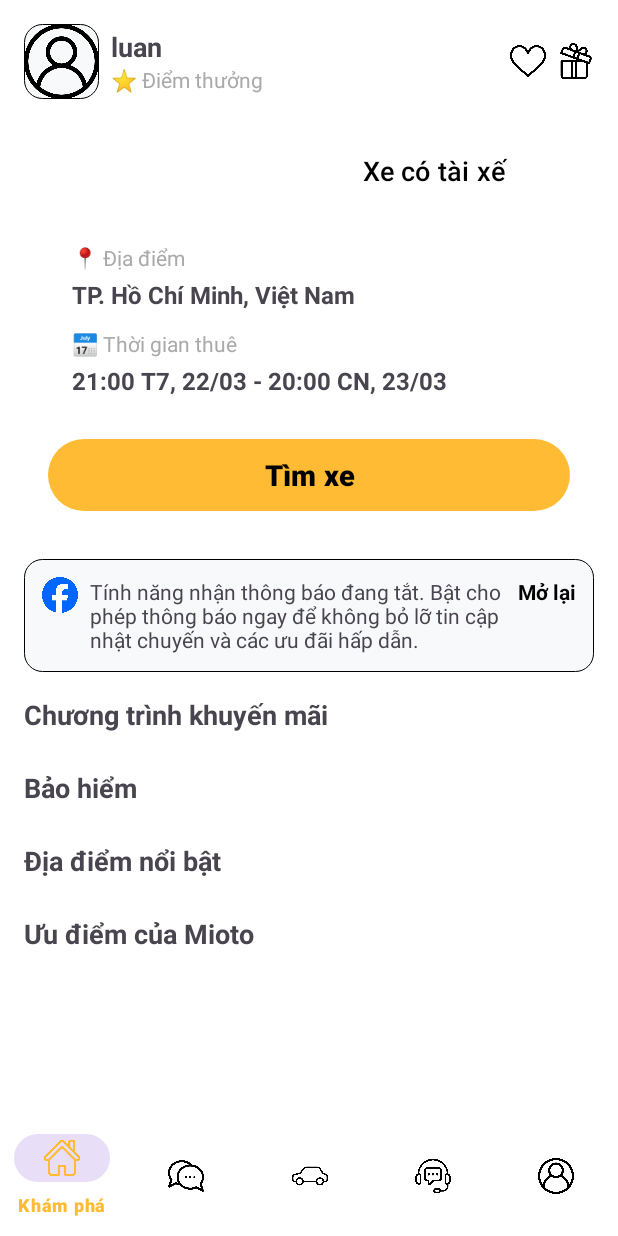
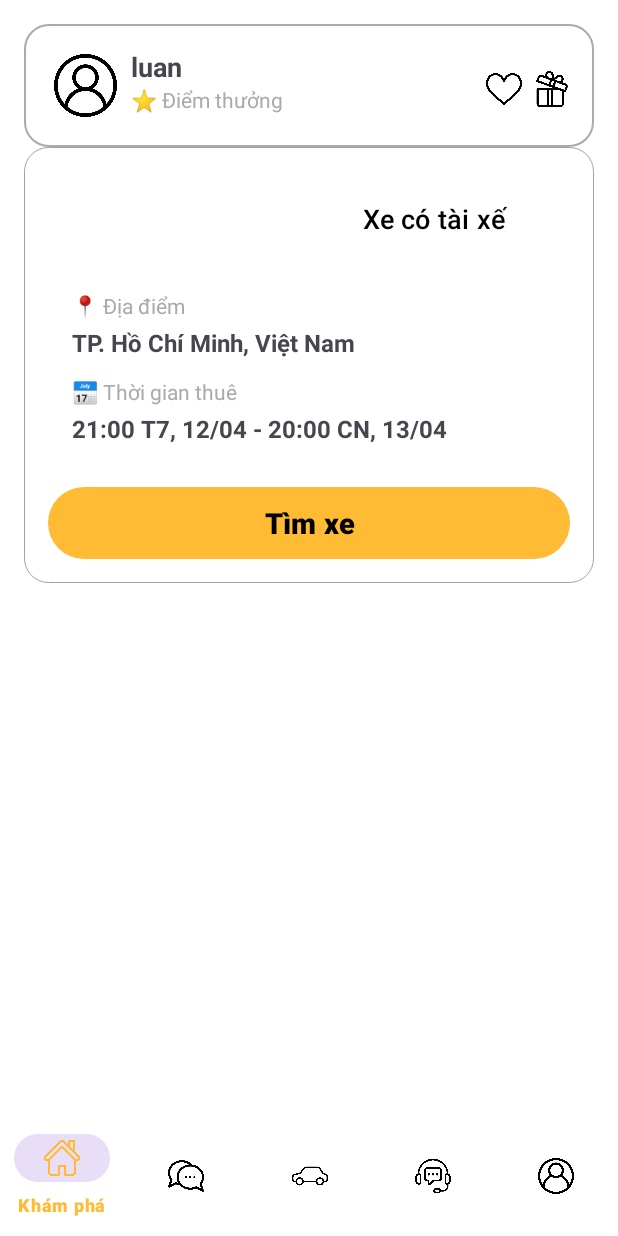
Before and after one commit to hmman444/ThueXeOto, an Android app: the HomeFragment screen opened directly, with no data from a screen before it, on a phone screen of 412 x 824 dp. Run offline under Robolectric (Android 15) with nearby library versions, the phone set to English and light mode, and no system bars.

Commit message:
update activity_booking ui

```diff
--- a/LTDD/app/build.gradle.kts
+++ b/LTDD/app/build.gradle.kts
@@ -34,6 +34,9 @@ android {
 dependencies {
     implementation("com.github.bumptech.glide:glide:4.12.0")
     annotationProcessor("com.github.bumptech.glide:compiler:4.12.0")
+    implementation("com.squareup.retrofit2:retrofit:2.9.0")
+    implementation("com.squareup.retrofit2:converter-gson:2.9.0")
+    implementation("com.squareup.okhttp3:logging-interceptor:4.9.0")
     implementation(libs.appcompat)
     implementation(libs.material)
     implementation(libs.activity)
--- a/LTDD/app/src/main/AndroidManifest.xml
+++ b/LTDD/app/src/main/AndroidManifest.xml
@@ -27,6 +27,7 @@
             </intent-filter>
         </activity>
         <activity android:name=".ui.LoginActivity"/>
+        <activity android:name=".ui.BookingActivity"/>
         <activity android:name=".ui.HomeActivity"/>
         <activity android:name=".ui.CarListActivity"/>
         <activity android:name=".ui.CarDetailActivity"/>
--- /dev/null
+++ b/LTDD/app/src/main/res/drawable/rounded_background.xml
@@ -0,0 +1,13 @@
+<?xml version="1.0" encoding="utf-8"?>
+<shape xmlns:android="http://schemas.android.com/apk/res/android"
+    xmlns:app="http://schemas.android.com/apk/res-auto">
+    <!-- Màu nền của background -->
+    <solid android:color="@android:color/white"
+        />
+
+    <!-- Bo góc -->
+    <corners android:radius="16dp"/>
+
+    <!-- Viền cho background -->
+    <stroke android:color="@android:color/darker_gray" android:width="1dp"/>
+</shape>
--- a/LTDD/app/src/main/res/drawable/rounded_container.xml
+++ b/LTDD/app/src/main/res/drawable/rounded_container.xml
@@ -1,18 +1,10 @@
-<?xml version="1.0" encoding="utf-8"?>
-<selector xmlns:android="http://schemas.android.com/apk/res/android">
-    <shape xmlns:android="http://schemas.android.com/apk/res/android"
-        android:shape="rectangle">
+<shape xmlns:android="http://schemas.android.com/apk/res/android">
+    <!-- Màu nền của background -->
+    <solid android:color="@android:color/white"/>
 
-        <!-- Màu nền của khung -->
-        <stroke
-            android:width="3dp"
-            android:color="@color/black"
-            />
-        <!-- Bo tròn 4 góc -->
-        <corners android:radius="20dp" />
+    <!-- Bo góc -->
+    <corners android:radius="16dp"/>
 
-        <!-- Đổ bóng (nếu có thể) -->
-        <padding android:left="4dp" android:right="4dp" android:top="4dp" android:bottom="4dp"/>
-    </shape>
-
-</selector>
+    <!-- Viền cho background -->
+    <stroke android:color="#A2A2A2" android:width="0.5dp"/> <!-- Đổi màu viền sang màu xám nhạt -->
+</shape>
--- a/LTDD/app/src/main/res/layout/activity_booking.xml
+++ b/LTDD/app/src/main/res/layout/activity_booking.xml
@@ -172,7 +172,6 @@
 
             <!--asset -->
             <include layout="@layout/item_collateral" />
-            <include layout="@layout/item_divider" />
 
         </LinearLayout>
 
--- a/LTDD/app/src/main/res/layout/activity_register.xml
+++ b/LTDD/app/src/main/res/layout/activity_register.xml
@@ -41,7 +41,7 @@
         android:id="@+id/tv_email"
         android:layout_width="wrap_content"
         android:layout_height="wrap_content"
-        android:text="Số điện thoại"
+        android:text="Email"
         android:textColor="@android:color/black"
         app:layout_constraintStart_toStartOf="parent"
         app:layout_constraintTop_toBottomOf="@id/tv_title"
@@ -53,7 +53,7 @@
         android:layout_width="0dp"
         android:layout_height="48dp"
         android:background="@drawable/bg_edittext"
-        android:hint="Nhập số điện thoại"
+        android:hint="Nhập email"
         android:paddingStart="12dp"
         android:textSize="16sp"
         android:inputType="textEmailAddress"
--- a/LTDD/app/src/main/res/layout/fragment_home.xml
+++ b/LTDD/app/src/main/res/layout/fragment_home.xml
@@ -5,8 +5,7 @@
     android:layout_width="match_parent"
     android:layout_height="match_parent"
     android:background="@color/white"
-    tools:context=".ui.HomeActivity">
-
+    tools:context=".ui.fragments.HomeFragment">
 
     <LinearLayout
         android:layout_width="match_parent"
@@ -14,27 +13,29 @@
         android:orientation="vertical"
         android:padding="16dp">
 
-        <!-- Profile Section -->
-        <LinearLayout
+        <!-- Profile Section with rounded background -->
+        <RelativeLayout
             android:layout_width="match_parent"
             android:layout_height="wrap_content"
-            android:orientation="horizontal"
-            android:gravity="center_vertical">
-
+            android:background="@drawable/rounded_background"
+            android:padding="16dp">
 
             <ImageView
                 android:layout_width="50dp"
                 android:layout_height="50dp"
-                android:background="@drawable/bg_social_button"
-                android:scaleType="centerCrop"
-                android:src="@drawable/ic_user" />
+                android:layout_alignParentStart="true"
+                android:src="@drawable/ic_user"
+                android:layout_centerVertical="true"
+                android:padding="4dp"
+                android:scaleType="centerCrop" />
 
             <LinearLayout
-                android:layout_width="0dp"
+                android:layout_width="match_parent"
                 android:layout_height="wrap_content"
-                android:layout_weight="1"
+                android:id="@+id/imageViewAvatar"
                 android:orientation="vertical"
-                android:paddingStart="8dp">
+                android:layout_marginStart="55dp"
+                android:gravity="center_vertical">
 
                 <TextView
                     android:id="@+id/tvUsername"
@@ -52,6 +53,14 @@
                     android:textColor="@android:color/darker_gray"/>
             </LinearLayout>
 
+            <LinearLayout
+                android:layout_width="wrap_content"
+                android:layout_height="wrap_content"
+                android:orientation="horizontal"
+                android:layout_marginTop="15dp"
+                android:layout_alignParentEnd="true"
+                android:gravity="center_vertical">
+
                 <ImageView
                     android:layout_width="24dp"
                     android:layout_height="24dp"
@@ -63,7 +72,9 @@
                     android:src="@drawable/ic_gift"
                     android:layout_marginStart="8dp"/>
             </LinearLayout>
+        </RelativeLayout>
 
+        <!-- Booking Options Section -->
         <LinearLayout
             android:layout_width="match_parent"
             android:layout_height="wrap_content"
@@ -71,20 +82,21 @@
             android:background="@drawable/rounded_container"
             android:padding="16dp">
 
-            <!-- Booking Options (Tab Buttons) -->
+            <!-- Tab buttons -->
             <LinearLayout
                 android:layout_width="match_parent"
                 android:layout_height="wrap_content"
                 android:orientation="horizontal"
+                android:gravity="center"
                 android:background="@color/white"
-                android:padding="8dp"
-                android:gravity="center">
+                android:padding="8dp">
 
                 <Button
                     android:id="@+id/btnSelfDrive"
                     android:layout_width="0dp"
                     android:layout_height="wrap_content"
                     android:layout_weight="1"
+                    app:backgroundTint="@null"
                     android:text="Xe tự lái"
                     android:textSize="18sp"
                     android:textColor="@android:color/black"
@@ -95,13 +107,14 @@
                     android:layout_width="0dp"
                     android:layout_height="wrap_content"
                     android:layout_weight="1"
+                    app:backgroundTint="@null"
                     android:text="Xe có tài xế"
                     android:textSize="18sp"
                     android:textColor="@android:color/black"
                     android:background="@drawable/tab_unselected"/>
             </LinearLayout>
 
-            <!-- Nội dung -->
+            <!-- View Flipper to change content based on tab -->
             <ViewFlipper
                 android:id="@+id/viewFlipper"
                 android:layout_width="match_parent"
@@ -142,14 +155,14 @@
                         android:id="@+id/tvRentalTime"
                         android:layout_width="wrap_content"
                         android:layout_height="wrap_content"
-                        android:text="21:00 T7, 22/03 - 20:00 CN, 23/03"
+                        android:text="21:00 T7, 12/04 - 20:00 CN, 13/04"
                         android:textSize="16sp"
                         android:textStyle="bold"
                         android:layout_marginTop="4dp"/>
                 </LinearLayout>
             </ViewFlipper>
 
-            <!-- Nút "Tìm xe" -->
+            <!-- Tìm xe button -->
             <Button
                 android:id="@+id/btnFindCar"
                 android:layout_width="match_parent"
@@ -163,98 +176,5 @@
                 android:layout_marginTop="12dp"/>
         </LinearLayout>
 
-
-        <!-- Notification -->
-        <LinearLayout
-            android:layout_width="match_parent"
-            android:layout_height="wrap_content"
-            android:orientation="horizontal"
-            android:background="@drawable/bg_social_button"
-            android:padding="12dp"
-            android:layout_marginTop="16dp">
-
-            <ImageView
-                android:layout_width="24dp"
-                android:layout_height="24dp"
-                android:src="@drawable/ic_facebook"/>
-
-            <TextView
-                android:layout_width="0dp"
-                android:layout_height="wrap_content"
-                android:layout_weight="1"
-                android:text="Tính năng nhận thông báo đang tắt. Bật cho phép thông báo ngay để không bỏ lỡ tin cập nhật chuyến và các ưu đãi hấp dẫn."
-                android:textSize="14sp"
-                android:layout_marginStart="8dp"/>
-
-            <TextView
-                android:id="@+id/tvEnableNotification"
-                android:layout_width="wrap_content"
-                android:layout_height="wrap_content"
-                android:text="Mở lại"
-                android:textColor="@color/black"
-                android:textStyle="bold"
-                android:layout_marginStart="8dp"/>
-        </LinearLayout>
-
-        <!-- Promotions Section -->
-        <TextView
-            android:layout_width="wrap_content"
-            android:layout_height="wrap_content"
-            android:text="Chương trình khuyến mãi"
-            android:textSize="18sp"
-            android:textStyle="bold"
-            android:layout_marginTop="16dp"/>
-
-        <androidx.recyclerview.widget.RecyclerView
-            android:id="@+id/rvPromotions"
-            android:layout_width="match_parent"
-            android:layout_height="wrap_content"
-            android:layout_marginTop="8dp"
-            app:layoutManager="androidx.recyclerview.widget.LinearLayoutManager" />
-
-        <!-- Insurance Section -->
-        <TextView
-            android:layout_width="wrap_content"
-            android:layout_height="wrap_content"
-            android:text="Bảo hiểm"
-            android:textSize="18sp"
-            android:textStyle="bold"
-            android:layout_marginTop="16dp"/>
-
-        <androidx.recyclerview.widget.RecyclerView
-            android:id="@+id/rvInsurance"
-            android:layout_width="match_parent"
-            android:layout_height="wrap_content"
-            android:layout_marginTop="8dp"
-            app:layoutManager="androidx.recyclerview.widget.LinearLayoutManager"
-            />
-
-        <!-- Featured Places Section -->
-        <TextView
-            android:layout_width="wrap_content"
-            android:layout_height="wrap_content"
-            android:text="Địa điểm nổi bật"
-            android:textSize="18sp"
-            android:textStyle="bold"
-            android:layout_marginTop="16dp"/>
-
-        <androidx.recyclerview.widget.RecyclerView
-            android:id="@+id/rvFeaturedPlaces"
-            android:layout_width="match_parent"
-            android:layout_height="wrap_content"
-            android:layout_marginTop="8dp"
-            app:layoutManager="androidx.recyclerview.widget.LinearLayoutManager"
-            />
-        <!-- Benefits Section -->
-        <TextView
-            android:layout_width="wrap_content"
-            android:layout_height="wrap_content"
-            android:text="Ưu điểm của Mioto"
-            android:textSize="18sp"
-            android:textStyle="bold"
-            android:layout_marginTop="16dp"/>
-
-
-
     </LinearLayout>
 </androidx.core.widget.NestedScrollView>
--- a/LTDD/app/src/main/res/layout/item_owner_message.xml
+++ b/LTDD/app/src/main/res/layout/item_owner_message.xml
@@ -29,8 +29,7 @@
             android:text="Gợi ý lời nhắn"
             android:textColor="#000000"
             android:textSize="14sp"
-            android:textStyle="bold"
-            android:paintFlags="underline" />
+            android:textStyle="bold"/>
     </LinearLayout>
 
     <!-- EditText lời nhắn -->
```
Also changed, not shown: LTDD/app/src/main/java/com/hcmute/ltdd/data/remote/ApiService.java (+12 -1 lines), LTDD/app/src/main/java/com/hcmute/ltdd/data/remote/RetrofitClient.java (added, +19 -0 lines), LTDD/app/src/main/java/com/hcmute/ltdd/data/repository/AuthRepository.java (added, +15 -0 lines), LTDD/app/src/main/java/com/hcmute/ltdd/model/User.java (+45 -0 lines), LTDD/app/src/main/java/com/hcmute/ltdd/ui/BookingActivity.java (+15 -0 lines), LTDD/app/src/main/java/com/hcmute/ltdd/ui/CarDetailActivity.java (+7 -0 lines), LTDD/app/src/main/java/com/hcmute/ltdd/ui/LoginActivity.java (+22 -6 lines), LTDD/app/src/main/java/com/hcmute/ltdd/viewmodel/AuthViewModel.java (+14 -1 lines), LTDD/app/src/main/res/layout/activity_login.xml (+7 -7 lines), LTDD/app/src/main/res/layout/item_price_summary.xml (+10 -2 lines). Lines whose indentation alone changed are shown as unchanged.
